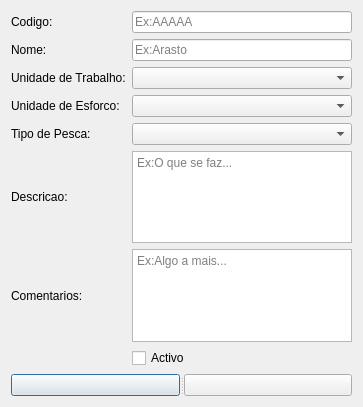
Qt form UserInt/ui_artes_POT.ui (InUrSys/PescArt2.0) before a commit.
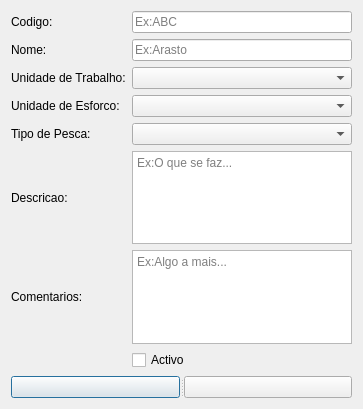
The same form after that commit. Icons and pictures are not drawn.

Diff of the .ui file:
```diff
--- a/UserInt/ui_artes_POT.ui
+++ b/UserInt/ui_artes_POT.ui
@@ -7,7 +7,7 @@
     <x>0</x>
     <y>0</y>
     <width>363</width>
-    <height>407</height>
+    <height>409</height>
    </rect>
   </property>
   <property name="windowTitle">
@@ -116,7 +116,7 @@
       <number>5</number>
      </property>
      <property name="placeholderText">
-      <string>Ex:AAAAA</string>
+      <string>Ex:ABC</string>
      </property>
     </widget>
    </item>
```
Left out of the diff: 2 changed lines with no effect on the pictures.
